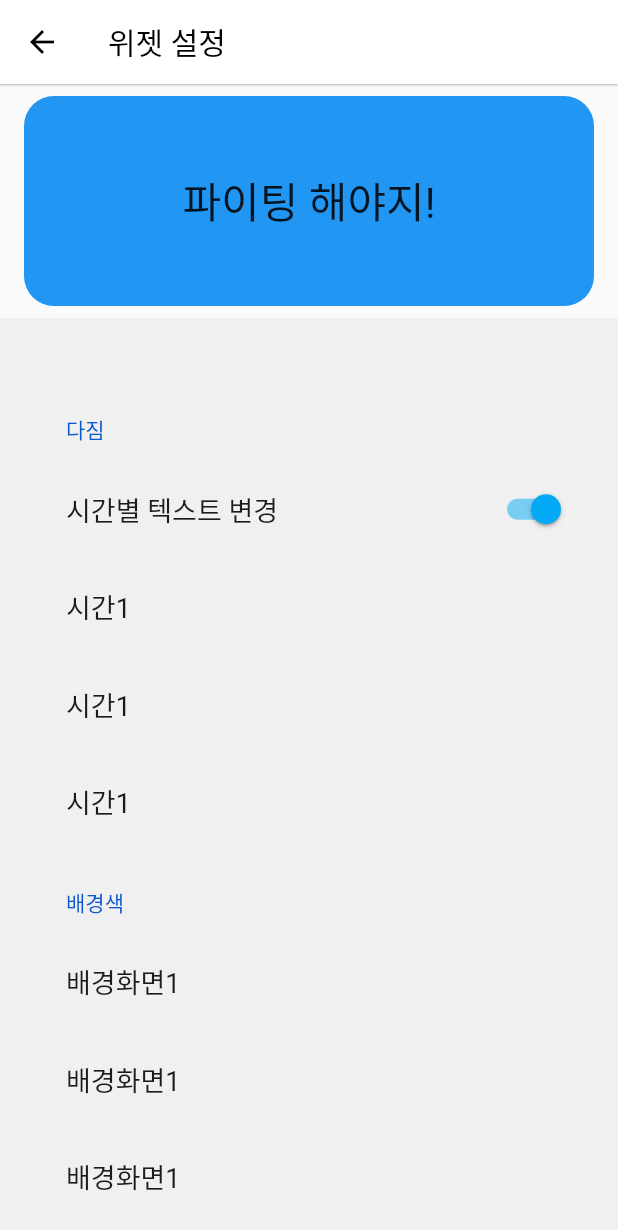
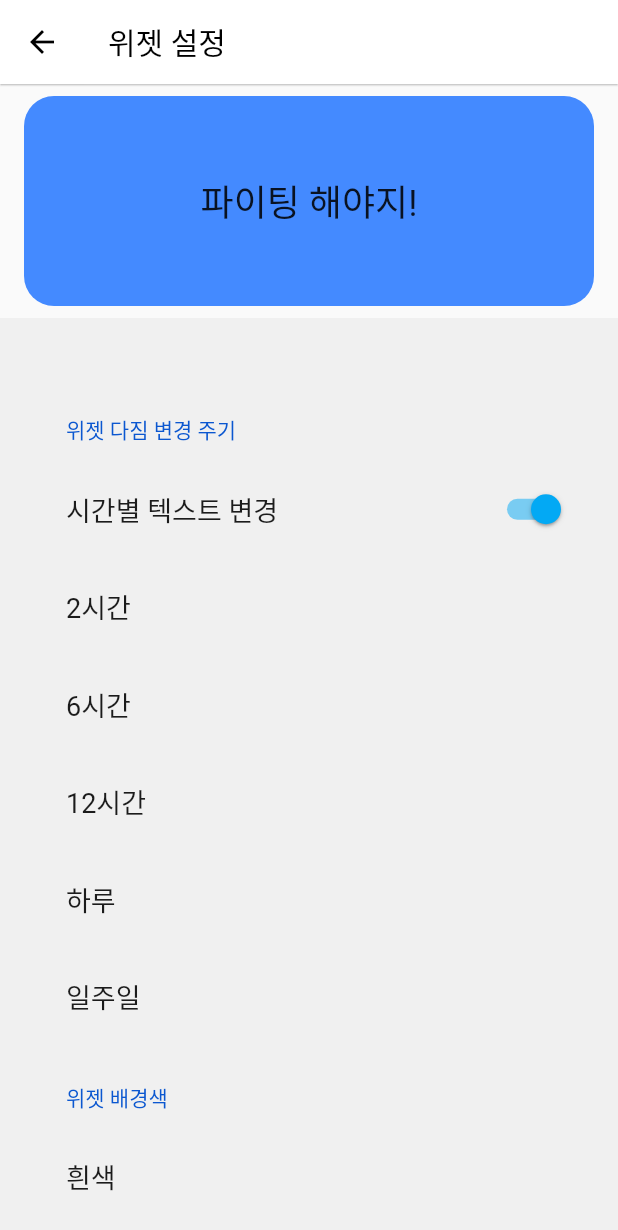
Before and after one commit to Jun-Jinu/-Will-Grow-Widget-App, a Flutter app: the WidgetSettingView screen opened by its route, on a phone screen of 412 x 824 dp. Shown: the top 1230 px of the screen. Run offline on Flutter 3.47's test engine with Material 2 defaults, Android fonts, the phone set to English and light mode, and no system bars; drawn by our look-alikes of settings_ui; our stand-ins replace hive, hive_flutter, table_calendar, toggle_switch; missing offline and left inert: flutter_widgetkit; accounts and stored records are empty.

Commit message:
feat: 위젯 설정 및 예상 위젯 추가

```diff
--- a/lib/ui/settings/widget_setting/widget_settings_view.dart
+++ b/lib/ui/settings/widget_setting/widget_settings_view.dart
@@ -1,6 +1,9 @@
 import 'package:flutter/material.dart';
 import 'package:settings_ui/settings_ui.dart';
-import 'package:toggle_switch/toggle_switch.dart';
+
+const BIG_FONT_SIZE = 28.0;
+const NOMAL_FONT_SIZE = 24.0;
+const SMALL_FONT_SIZE = 20.0;
 
 class WidgetSettingView extends StatelessWidget {
   @override
@@ -14,11 +17,38 @@ class WidgetSettingView extends StatelessWidget {
   }
 }
 
-class WidgetSettingBody extends StatelessWidget {
+class WidgetSettingBody extends StatefulWidget {
   const WidgetSettingBody({Key? key}) : super(key: key);
 
   @override
+  _WidgetSettingBodyState createState() => _WidgetSettingBodyState();
+}
+
+class _WidgetSettingBodyState extends State<WidgetSettingBody> {
+  Color fontColor = Colors.white; // 초기 글자색 설정
+  Color backgroundColor = Colors.blueAccent; // 초기 배경색 설정
+  double fontSizeSelection = NOMAL_FONT_SIZE; // 초기 글자 크기 선택 설정
+
+  @override
   Widget build(BuildContext context) {
+    void setBackgroundColor(Color color) {
+      setState(() {
+        backgroundColor = color;
+      });
+    }
+
+    void setFontColor(Color color) {
+      setState(() {
+        fontColor = color;
+      });
+    }
+
+    void setFontSize(double fontSize) {
+      setState(() {
+        fontSizeSelection = fontSize;
+      });
+    }
+
     return Column(
       children: [
         Container(
@@ -26,13 +56,13 @@ class WidgetSettingBody extends StatelessWidget {
           height: 140,
           margin: EdgeInsets.symmetric(vertical: 8.0, horizontal: 16.0),
           decoration: BoxDecoration(
-            color: Colors.blue, // 배경색 설정
+            color: backgroundColor, // 변수로 설정된 배경색 사용
             borderRadius: BorderRadius.circular(20), // 모서리를 둥글게 설정
           ),
           child: Center(
             child: Text(
               '파이팅 해야지!',
-              style: TextStyle(fontSize: 28),
+              style: TextStyle(fontSize: fontSizeSelection),
             ),
           ),
         ),
@@ -43,7 +73,7 @@ class WidgetSettingBody extends StatelessWidget {
             sections: [
               SettingsSection(
                 margin: EdgeInsetsDirectional.only(bottom: 20.0),
-                title: const Text('다짐'),
+                title: const Text('위젯 다짐 변경 주기'),
                 tiles: [
                   SettingsTile.switchTile(
                     onToggle: (value) {},
@@ -51,19 +81,31 @@ class WidgetSettingBody extends StatelessWidget {
                     title: Text('시간별 텍스트 변경'),
                   ),
                   SettingsTile(
-                    title: const Text('시간1'),
+                    title: const Text('2시간'),
                     onPressed: (BuildContext context) {
                       // Handle contact us settings
                     },
                   ),
                   SettingsTile(
-                    title: const Text('시간1'),
+                    title: const Text('6시간'),
+                    onPressed: (BuildContext context) {
+                      // Handle contact us settings
+                    },
+                  ),
+                  SettingsTile(
+                    title: const Text('12시간'),
                     onPressed: (BuildContext context) {
                       // Handle send feedback settings
                     },
                   ),
                   SettingsTile(
-                    title: const Text('시간1'),
+                    title: const Text('하루'),
+                    onPressed: (BuildContext context) {
+                      // Handle share app settings
+                    },
+                  ),
+                  SettingsTile(
+                    title: const Text('일주일'),
                     onPressed: (BuildContext context) {
                       // Handle share app settings
                     },
@@ -72,25 +114,58 @@ class WidgetSettingBody extends StatelessWidget {
               ),
               SettingsSection(
                 margin: EdgeInsetsDirectional.only(bottom: 20.0),
-                title: const Text('배경색'),
+                title: const Text('위젯 배경색'),
                 tiles: [
                   SettingsTile(
-                    title: const Text('배경화면1'),
+                    title: const Text('흰색'),
                     onPressed: (BuildContext context) {
-                      // Handle background settings
+                      setBackgroundColor(Colors.white);
                     },
                   ),
                   SettingsTile(
-                    title: const Text('배경화면1'),
+                    title: const Text('회색'),
                     onPressed: (BuildContext context) {
-                      // Handle font settings
+                      setBackgroundColor(Colors.grey);
                     },
                   ),
                   SettingsTile(
-                    title: const Text('배경화면1'),
+                    title: const Text('검정색'),
                     onPressed: (BuildContext context) {
-                      // Handle conversion cycle settings
+                      setBackgroundColor(Colors.black);
                     },
+                  ),
+                ],
+              ),
+              SettingsSection(
+                margin: EdgeInsetsDirectional.only(bottom: 20.0),
+                title: const Text('글자 색'),
+                tiles: [
+                  SettingsTile(
+                    title: const Text('흰색'),
+                    onPressed: (BuildContext context) {
+                      setFontColor(Colors.white);
+                    },
+                    trailing: fontColor == Colors.white
+                        ? Icon(Icons.check, color: Colors.blue)
+                        : null,
+                  ),
+                  SettingsTile(
+                    title: const Text('회색'),
+                    onPressed: (BuildContext context) {
+                      setFontColor(Colors.grey);
+                    },
+                    trailing: fontColor == Colors.grey
+                        ? Icon(Icons.check, color: Colors.blue)
+                        : null,
+                  ),
+                  SettingsTile(
+                    title: const Text('검정색'),
+                    onPressed: (BuildContext context) {
+                      setFontColor(Colors.black);
+                    },
+                    trailing: fontColor == Colors.black
+                        ? Icon(Icons.check, color: Colors.blue)
+                        : null,
                   ),
                 ],
               ),
@@ -120,20 +195,29 @@ class WidgetSettingBody extends StatelessWidget {
                   SettingsTile(
                     title: const Text('크게'),
                     onPressed: (BuildContext context) {
-                      // Handle version settings
+                      setFontSize(BIG_FONT_SIZE);
                     },
+                    trailing: fontSizeSelection == BIG_FONT_SIZE
+                        ? Icon(Icons.check, color: Colors.blue)
+                        : null,
                   ),
                   SettingsTile(
                     title: const Text('보통'),
                     onPressed: (BuildContext context) {
-                      // Handle developer settings
+                      setFontSize(NOMAL_FONT_SIZE);
                     },
+                    trailing: fontSizeSelection == NOMAL_FONT_SIZE
+                        ? Icon(Icons.check, color: Colors.blue)
+                        : null,
                   ),
                   SettingsTile(
                     title: const Text('작게'),
                     onPressed: (BuildContext context) {
-                      // Handle developer settings
+                      setFontSize(SMALL_FONT_SIZE);
                     },
+                    trailing: fontSizeSelection == SMALL_FONT_SIZE
+                        ? Icon(Icons.check, color: Colors.blue)
+                        : null,
                   ),
                 ],
               ),
```
